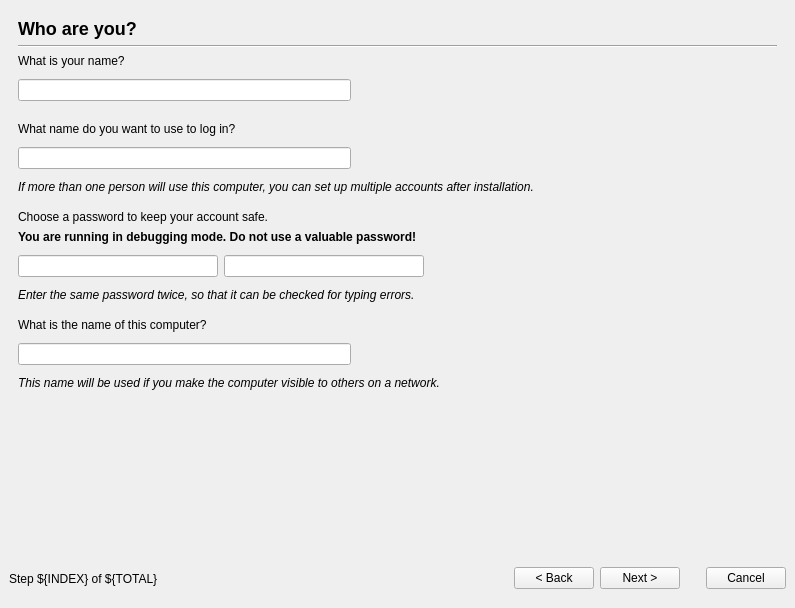
Old version of the form gui/qt/liveinstaller.ui in the repository chenhan1218/ubiquity.
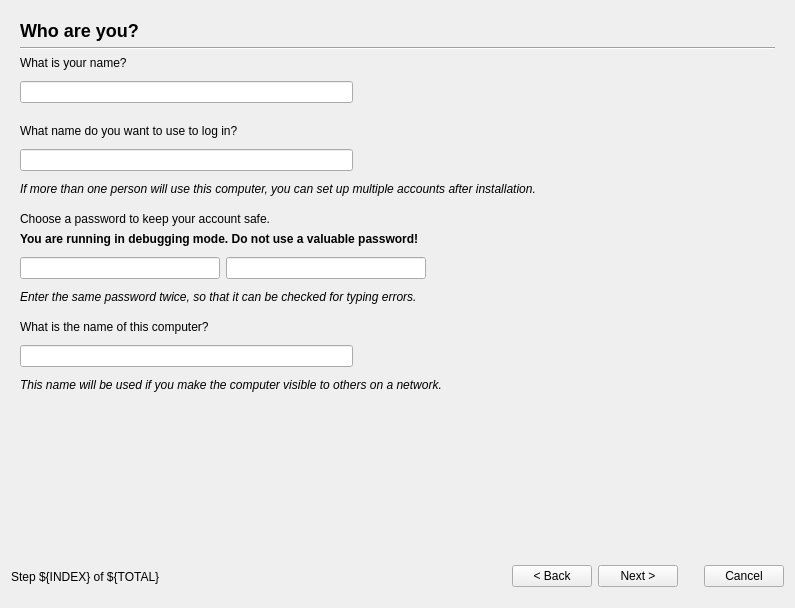
New version of the form. The open tabs and pages were chosen to show the change. Icons and pictures are not drawn.

Commit message: Enable/disable advanced partitioner buttons, don't hide/show

Diff of the .ui file:
```diff
--- a/gui/qt/liveinstaller.ui
+++ b/gui/qt/liveinstaller.ui
@@ -10,9 +10,7 @@
    </rect>
   </property>
   <property name="sizePolicy" >
-   <sizepolicy>
-    <hsizetype>5</hsizetype>
-    <vsizetype>5</vsizetype>
+   <sizepolicy vsizetype="Preferred" hsizetype="Preferred" >
     <horstretch>0</horstretch>
     <verstretch>0</verstretch>
    </sizepolicy>
@@ -21,12 +19,6 @@
    <string>Install</string>
   </property>
   <layout class="QGridLayout" >
-   <property name="margin" >
-    <number>9</number>
-   </property>
-   <property name="spacing" >
-    <number>6</number>
-   </property>
    <item row="0" column="0" >
     <widget class="QStackedWidget" name="widgetStack" >
      <property name="currentIndex" >
@@ -752,26 +744,48 @@
      </widget>
      <widget class="QWidget" name="stepUserInfo" >
       <layout class="QGridLayout" >
-       <property name="margin" >
+       <property name="leftMargin" >
         <number>9</number>
        </property>
-       <property name="spacing" >
+       <property name="topMargin" >
+        <number>9</number>
+       </property>
+       <property name="rightMargin" >
+        <number>9</number>
+       </property>
+       <property name="bottomMargin" >
+        <number>9</number>
+       </property>
+       <property name="horizontalSpacing" >
+        <number>6</number>
+       </property>
+       <property name="verticalSpacing" >
         <number>6</number>
        </property>
        <item row="13" column="0" >
         <layout class="QGridLayout" >
-         <property name="margin" >
+         <property name="leftMargin" >
           <number>0</number>
          </property>
-         <property name="spacing" >
+         <property name="topMargin" >
+          <number>0</number>
+         </property>
+         <property name="rightMargin" >
+          <number>0</number>
+         </property>
+         <property name="bottomMargin" >
+          <number>0</number>
+         </property>
+         <property name="horizontalSpacing" >
+          <number>6</number>
+         </property>
+         <property name="verticalSpacing" >
           <number>6</number>
          </property>
          <item row="0" column="0" >
           <widget class="QLineEdit" name="hostname" >
            <property name="sizePolicy" >
-            <sizepolicy>
-             <hsizetype>7</hsizetype>
-             <vsizetype>0</vsizetype>
+            <sizepolicy vsizetype="Fixed" hsizetype="Expanding" >
              <horstretch>0</horstretch>
              <verstretch>0</verstretch>
             </sizepolicy>
@@ -810,9 +824,7 @@
          <item row="0" column="1" >
           <widget class="QLabel" name="hostname_error_image" >
            <property name="sizePolicy" >
-            <sizepolicy>
-             <hsizetype>0</hsizetype>
-             <vsizetype>0</vsizetype>
+            <sizepolicy vsizetype="Fixed" hsizetype="Fixed" >
              <horstretch>0</horstretch>
              <verstretch>0</verstretch>
             </sizepolicy>
@@ -843,9 +855,7 @@
          <item row="0" column="2" >
           <widget class="QLabel" name="hostname_error_reason" >
            <property name="sizePolicy" >
-            <sizepolicy>
-             <hsizetype>7</hsizetype>
-             <vsizetype>5</vsizetype>
+            <sizepolicy vsizetype="Preferred" hsizetype="Expanding" >
              <horstretch>1</horstretch>
              <verstretch>0</verstretch>
             </sizepolicy>
@@ -874,7 +884,19 @@
          <property name="margin" >
           <number>0</number>
          </property>
-         <property name="spacing" >
+         <property name="topMargin" >
+          <number>0</number>
+         </property>
+         <property name="rightMargin" >
+          <number>0</number>
+         </property>
+         <property name="bottomMargin" >
+          <number>0</number>
+         </property>
+         <property name="horizontalSpacing" >
+          <number>6</number>
+         </property>
+         <property name="verticalSpacing" >
           <number>6</number>
          </property>
          <item row="0" column="4" >
@@ -903,9 +925,7 @@
          <item row="0" column="2" >
           <widget class="QLabel" name="password_error_image" >
            <property name="sizePolicy" >
-            <sizepolicy>
-             <hsizetype>0</hsizetype>
-             <vsizetype>0</vsizetype>
+            <sizepolicy vsizetype="Fixed" hsizetype="Fixed" >
              <horstretch>0</horstretch>
              <verstretch>0</verstretch>
             </sizepolicy>
@@ -936,9 +956,7 @@
          <item row="0" column="3" >
           <widget class="QLabel" name="password_error_reason" >
            <property name="sizePolicy" >
-            <sizepolicy>
-             <hsizetype>7</hsizetype>
-             <vsizetype>5</vsizetype>
+            <sizepolicy vsizetype="Preferred" hsizetype="Expanding" >
              <horstretch>1</horstretch>
              <verstretch>0</verstretch>
             </sizepolicy>
@@ -963,9 +981,7 @@
          <item row="0" column="1" >
           <widget class="QLineEdit" name="verified_password" >
            <property name="sizePolicy" >
-            <sizepolicy>
-             <hsizetype>7</hsizetype>
-             <vsizetype>0</vsizetype>
+            <sizepolicy vsizetype="Fixed" hsizetype="Expanding" >
              <horstretch>0</horstretch>
              <verstretch>0</verstretch>
             </sizepolicy>
@@ -984,9 +1000,7 @@
          <item row="0" column="0" >
           <widget class="QLineEdit" name="password" >
            <property name="sizePolicy" >
-            <sizepolicy>
-             <hsizetype>7</hsizetype>
-             <vsizetype>0</vsizetype>
+            <sizepolicy vsizetype="Fixed" hsizetype="Expanding" >
              <horstretch>0</horstretch>
              <verstretch>0</verstretch>
             </sizepolicy>
@@ -1061,15 +1075,25 @@
          <property name="margin" >
           <number>0</number>
          </property>
-         <property name="spacing" >
+         <property name="topMargin" >
+          <number>0</number>
+         </property>
+         <property name="rightMargin" >
+          <number>0</number>
+         </property>
+         <property name="bottomMargin" >
+          <number>0</number>
+         </property>
+         <property name="horizontalSpacing" >
+          <number>6</number>
+         </property>
+         <property name="verticalSpacing" >
           <number>6</number>
          </property>
          <item row="0" column="2" >
           <widget class="QLabel" name="fullname_error_reason" >
            <property name="sizePolicy" >
-            <sizepolicy>
-             <hsizetype>7</hsizetype>
-             <vsizetype>5</vsizetype>
+            <sizepolicy vsizetype="Preferred" hsizetype="Expanding" >
              <horstretch>1</horstretch>
              <verstretch>0</verstretch>
             </sizepolicy>
@@ -1098,9 +1122,7 @@
          <item row="0" column="1" >
           <widget class="QLabel" name="fullname_error_image" >
            <property name="sizePolicy" >
-            <sizepolicy>
-             <hsizetype>0</hsizetype>
-             <vsizetype>0</vsizetype>
+            <sizepolicy vsizetype="Fixed" hsizetype="Fixed" >
              <horstretch>0</horstretch>
              <verstretch>0</verstretch>
             </sizepolicy>
@@ -1166,9 +1188,7 @@
        <item row="0" column="0" >
         <widget class="QLabel" name="userinfo_heading_label" >
          <property name="sizePolicy" >
-          <sizepolicy>
-           <hsizetype>5</hsizetype>
-           <vsizetype>5</vsizetype>
+          <sizepolicy vsizetype="Preferred" hsizetype="Preferred" >
            <horstretch>1</horstretch>
            <verstretch>0</verstretch>
           </sizepolicy>
@@ -1216,18 +1236,28 @@
        </item>
        <item row="6" column="0" >
         <layout class="QGridLayout" >
-         <property name="margin" >
+         <property name="leftMargin" >
           <number>0</number>
          </property>
-         <property name="spacing" >
+         <property name="topMargin" >
+          <number>0</number>
+         </property>
+         <property name="rightMargin" >
+          <number>0</number>
+         </property>
+         <property name="bottomMargin" >
+          <number>0</number>
+         </property>
+         <property name="horizontalSpacing" >
+          <number>6</number>
+         </property>
+         <property name="verticalSpacing" >
           <number>6</number>
          </property>
          <item row="0" column="0" >
           <widget class="QLineEdit" name="username" >
            <property name="sizePolicy" >
-            <sizepolicy>
-             <hsizetype>7</hsizetype>
-             <vsizetype>0</vsizetype>
+            <sizepolicy vsizetype="Fixed" hsizetype="Expanding" >
              <horstretch>0</horstretch>
              <verstretch>0</verstretch>
             </sizepolicy>
@@ -1253,9 +1283,7 @@
          <item row="0" column="1" >
           <widget class="QLabel" name="username_error_image" >
            <property name="sizePolicy" >
-            <sizepolicy>
-             <hsizetype>0</hsizetype>
-             <vsizetype>0</vsizetype>
+            <sizepolicy vsizetype="Fixed" hsizetype="Fixed" >
              <horstretch>0</horstretch>
              <verstretch>0</verstretch>
             </sizepolicy>
@@ -1299,9 +1327,7 @@
          <item row="0" column="2" >
           <widget class="QLabel" name="username_error_reason" >
            <property name="sizePolicy" >
-            <sizepolicy>
-             <hsizetype>7</hsizetype>
-             <vsizetype>5</vsizetype>
+            <sizepolicy vsizetype="Preferred" hsizetype="Expanding" >
              <horstretch>1</horstretch>
              <verstretch>0</verstretch>
             </sizepolicy>
@@ -1462,12 +1488,21 @@
    </item>
    <item row="1" column="0" >
     <layout class="QHBoxLayout" >
-     <property name="margin" >
-      <number>0</number>
-     </property>
      <property name="spacing" >
       <number>6</number>
      </property>
+     <property name="leftMargin" >
+      <number>0</number>
+     </property>
+     <property name="topMargin" >
+      <number>0</number>
+     </property>
+     <property name="rightMargin" >
+      <number>0</number>
+     </property>
+     <property name="bottomMargin" >
+      <number>0</number>
+     </property>
      <item>
       <widget class="QLabel" name="step_label" >
        <property name="text" >
```
Left out of the diff: 315 changed lines with no effect on the pictures. The commit also changes 2 other files.
